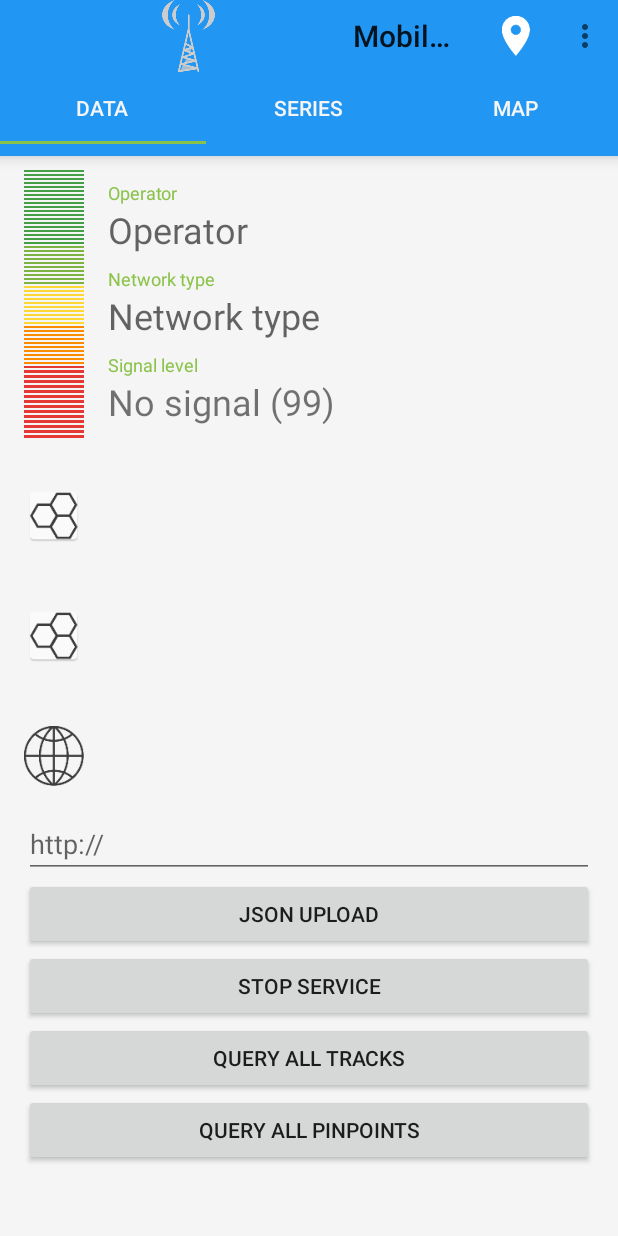
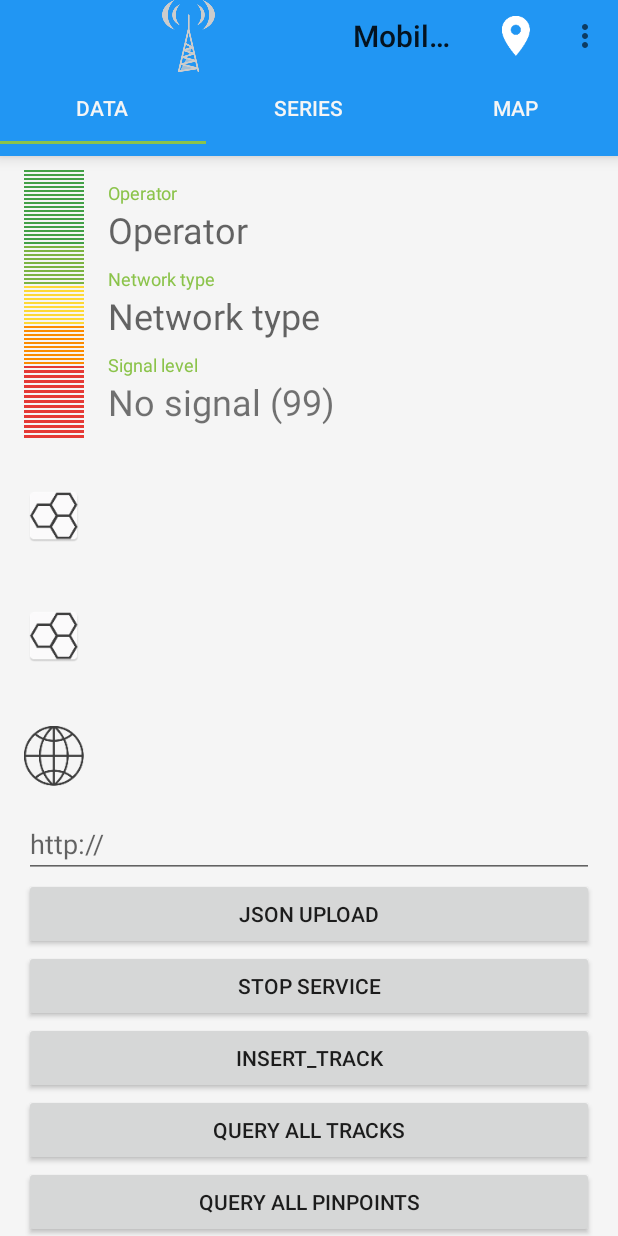
Before and after one commit to abdalftah-dep/MobileNetworksTracker, an Android app: the screen it shows after launch (MainActivity), after a tap on "QUERY ALL PINPOINTS", on a phone screen of 412 x 824 dp. Run offline under Robolectric (Android 15) with nearby library versions, the phone set to English and light mode, and no system bars; our stand-ins replace Dagger/Hilt's generated code; libraries missing offline, so code that uses them is left out: com.activeandroid, com.activeandroid.query; 25 statements that could not run were skipped.

Commit message:
rebuilding queries

```diff
--- a/app/src/main/java/com/blogspot/droidcrib/mobilenetworkstracker/controller/LocationReceiver.java
+++ b/app/src/main/java/com/blogspot/droidcrib/mobilenetworkstracker/controller/LocationReceiver.java
@@ -124,6 +124,8 @@ public class LocationReceiver extends BroadcastReceiver {
             pinPoint.eventTime = System.currentTimeMillis();
             pinPoint.operator = mOperatorName;
             pinPoint.country = "UA";
+            pinPoint.upload = false;
+            pinPoint.trackId = 2;
             pinPoint.save();
 
 
--- a/app/src/main/java/com/blogspot/droidcrib/mobilenetworkstracker/model/PinPoint.java
+++ b/app/src/main/java/com/blogspot/droidcrib/mobilenetworkstracker/model/PinPoint.java
@@ -39,6 +39,10 @@ public class PinPoint extends Model{
     public String operator;
     @Column(name = "country")
     public String country;
+    @Column(name = "upload")
+    public boolean upload;
+    @Column(name = "track_id")
+    public long trackId;
 
 
     public PinPoint() {
--- a/app/src/main/java/com/blogspot/droidcrib/mobilenetworkstracker/ui/DataFragment.java
+++ b/app/src/main/java/com/blogspot/droidcrib/mobilenetworkstracker/ui/DataFragment.java
@@ -46,6 +46,7 @@ public class DataFragment extends Fragment implements PhoneStateListenerInterfac
 
     private Button mButtonJsonUpload;
     private Button mButtonStopService;
+    private Button insertTrack;
     private Button queryAllTracks;
     private Button queryAllPinpoints;
     @Inject TrackManager mTrackManager;
@@ -101,6 +102,7 @@ public class DataFragment extends Fragment implements PhoneStateListenerInterfac
         mCountryTextView = (TextView) v.findViewById(R.id.tv_country);
         mJsonPostUrl = (EditText) v.findViewById(R.id.json_post_url);
         mTableLayout = (TableLayout) v.findViewById(R.id.table_indicator);
+        insertTrack = (Button) v.findViewById(R.id.insert_track);
         queryAllTracks = (Button) v.findViewById(R.id.query_all_tracks);
         queryAllPinpoints = (Button) v.findViewById(R.id.query_all_pinpoints);
         mButtonJsonUpload = (Button) v.findViewById(R.id.json_upload);
@@ -137,18 +139,39 @@ public class DataFragment extends Fragment implements PhoneStateListenerInterfac
             }
         });
 
+        insertTrack.setOnClickListener(new View.OnClickListener() {
+            @Override
+            public void onClick(View v) {
+                mTrackManager.insertTrack();
+            }
+        });
+
+
         queryAllTracks.setOnClickListener(new View.OnClickListener() {
             @Override
             public void onClick(View v) {
-                List<Track> tracksList = mTrackManager.queryAllTracks();
+                List<PinPoint> tracksList = mTrackManager.queryAllPinpoints();
 
                 for(int i = 0; i < tracksList.size(); i++){
 
-                    Log.d(TAG, "Table Tracks size: " + tracksList.size());
+                    Log.d(TAG, "Table size: " + tracksList.size());
 
-                    Log.d(TAG, "Table Tracks content: "
+                    Log.d(TAG, "Table content: "
                             + tracksList.get(i).getId()
-                            +  " " + tracksList.get(i).startDate);
+                            +  " rssi " + tracksList.get(i).signalStrengths
+                            +  " networkType " + tracksList.get(i).networkType
+                            +  " lac " + tracksList.get(i).lac
+                            +  " ci " + tracksList.get(i).ci
+                            +  " terminal " + tracksList.get(i).terminal
+                            +  " lat " + tracksList.get(i).lat
+                            +  " lon " + tracksList.get(i).lon
+                            +  " time " + tracksList.get(i).eventTime
+                            +  " operator " + tracksList.get(i).operator
+                            +  " country " + tracksList.get(i).country
+                            +  " upload " + tracksList.get(i).upload
+                            +  " track_id " + tracksList.get(i).trackId
+
+                    );
 
                 }
 
@@ -158,18 +181,28 @@ public class DataFragment extends Fragment implements PhoneStateListenerInterfac
         queryAllPinpoints.setOnClickListener(new View.OnClickListener() {
             @Override
             public void onClick(View v) {
-                List<PinPoint> tracksList = mTrackManager.queryAllPinpoints();
+                List<PinPoint> tracksList = mTrackManager.queryPinPointsForTrack(2);
 
                 for(int i = 0; i < tracksList.size(); i++){
 
-                    Log.d(TAG, "Table Tracks size: " + tracksList.size());
+                    Log.d(TAG, "Table size: " + tracksList.size());
 
-                    Log.d(TAG, "Table Tracks content: "
+                    Log.d(TAG, "Table content: "
                             + tracksList.get(i).getId()
+                            +  " rssi " + tracksList.get(i).signalStrengths
+                            +  " networkType " + tracksList.get(i).networkType
+                            +  " lac " + tracksList.get(i).lac
+                            +  " ci " + tracksList.get(i).ci
+                            +  " terminal " + tracksList.get(i).terminal
+                            +  " lat " + tracksList.get(i).lat
+                            +  " lon " + tracksList.get(i).lon
+                            +  " time " + tracksList.get(i).eventTime
                             +  " operator " + tracksList.get(i).operator
-                            +  " rssi " + tracksList.get(i).signalStrengths
                             +  " country " + tracksList.get(i).country
-                            +  " time " + tracksList.get(i).eventTime);
+                            +  " upload " + tracksList.get(i).upload
+                            +  " track_id " + tracksList.get(i).trackId
+
+                    );
 
                 }
             }
--- a/app/src/main/res/layout/fragment_data.xml
+++ b/app/src/main/res/layout/fragment_data.xml
@@ -197,6 +197,13 @@
             android:layout_width="match_parent"
             android:layout_height="wrap_content" />
 
+
+        <Button
+            android:id="@+id/insert_track"
+            android:text="insert_track"
+            android:layout_width="match_parent"
+            android:layout_height="wrap_content" />
+
         <Button
             android:id="@+id/query_all_tracks"
             android:text="query all tracks"
```
Also changed, not shown: app/src/main/java/com/blogspot/droidcrib/mobilenetworkstracker/controller/TrackManager.java (+18 -17 lines), 1 other file.
